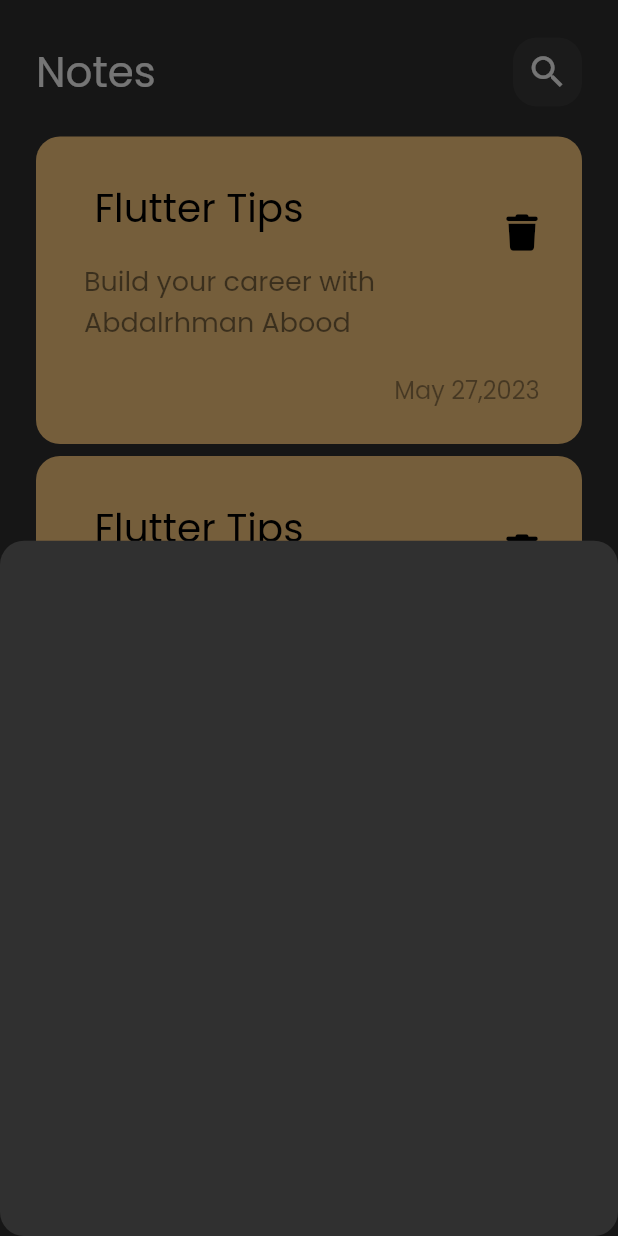
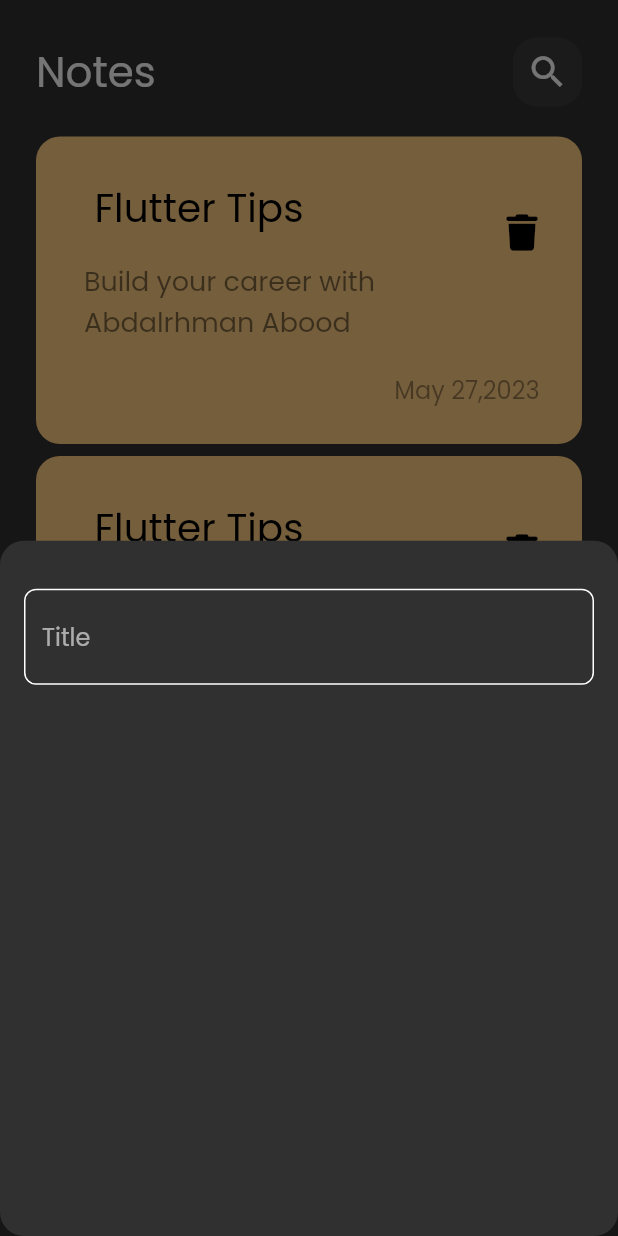
Before and after one commit to Abdalrhmanabood/notes_app, a Flutter app: the screen it shows after launch, after a tap on the "add" icon, on a phone screen of 412 x 824 dp. Run offline on Flutter 3.47's test engine with Material 2 defaults, Android fonts, the phone set to English and light mode, and no system bars; our stand-ins replace font_awesome_flutter.

Commit message:
create custom text field

```diff
--- /dev/null
+++ b/lib/constants.dart
@@ -0,0 +1,3 @@
+import 'package:flutter/material.dart';
+
+const kPrimaryColor = Color(0xff62fcd7);
--- a/lib/views/widget/add_note_botton_sheet.dart
+++ b/lib/views/widget/add_note_botton_sheet.dart
@@ -1,10 +1,21 @@
 import 'package:flutter/material.dart';
+import 'package:notes_app/views/widget/custom_text_field.dart';
 
 class AddNoteBottomSheet extends StatelessWidget {
   const AddNoteBottomSheet({super.key});
 
   @override
   Widget build(BuildContext context) {
-    return Container();
+    return Padding(
+       padding:const  EdgeInsets.symmetric(horizontal: 16),
+      child: Column(
+        children: const [
+          SizedBox(
+            height: 32,
+          ),
+          CustomTextField(),
+        ],
+      ),
+    );
   }
 }
--- /dev/null
+++ b/lib/views/widget/custom_text_field.dart
@@ -0,0 +1,31 @@
+import 'package:flutter/material.dart';
+import 'package:notes_app/constants.dart';
+
+class CustomTextField extends StatelessWidget {
+  const CustomTextField({super.key});
+
+  @override
+  Widget build(BuildContext context) {
+    return TextField(
+      cursorColor: kPrimaryColor ,
+      decoration: InputDecoration(
+        hintText: 'Title',
+        // hintStyle: const TextStyle(
+        //   color: kPrimaryColor ,
+        // ),
+        border: buildBorder(),
+        enabledBorder: buildBorder(),
+        focusedBorder: buildBorder(kPrimaryColor),
+      ),
+    );
+  }
+
+  OutlineInputBorder buildBorder([color]) {
+    return  OutlineInputBorder(
+        borderRadius: BorderRadius.circular(8),
+        borderSide:  BorderSide(
+          color: color ?? Colors.white,
+        )
+      );
+  }
+}
```
